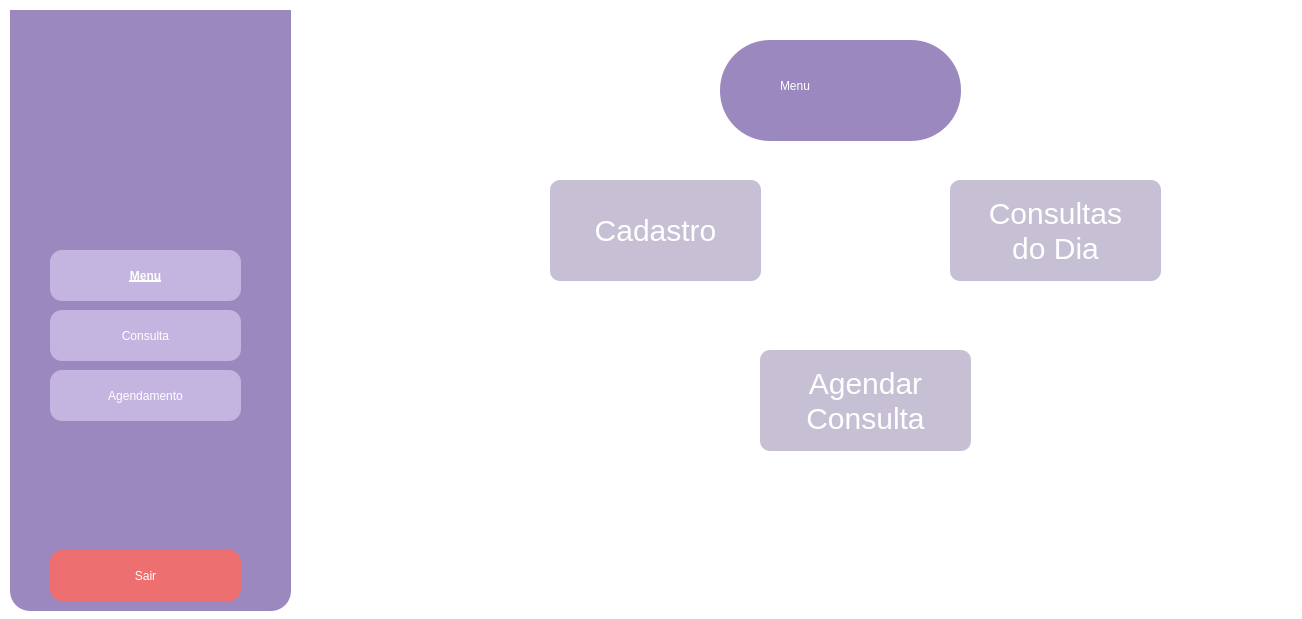
Old version of the form VeterinaryScheduleSystem/menu.ui in the repository brenoafsa/VeterinaryScheduleSystem.
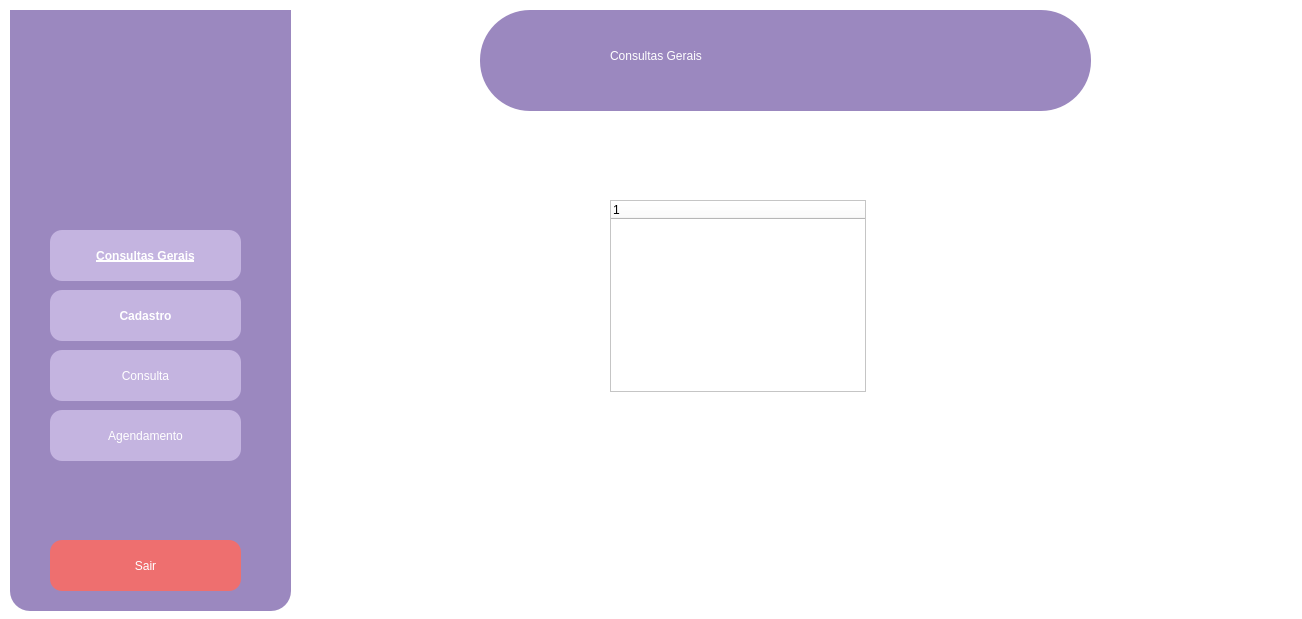
New version of the form. Icons and pictures are not drawn.

What changed in the file:
```diff
--- a/VeterinaryScheduleSystem/menu.ui
+++ b/VeterinaryScheduleSystem/menu.ui
@@ -26,62 +26,12 @@
     <string notr="true">background-color: #ffffff
 </string>
    </property>
-   <widget class="QPushButton" name="pushButton_6">
-    <property name="geometry">
-     <rect>
-      <x>550</x>
-      <y>180</y>
-      <width>211</width>
-      <height>101</height>
-     </rect>
-    </property>
-    <property name="styleSheet">
-     <string notr="true">background-color: #C7C0D5; border-radius: 10px; color: #FFFFFF; font-size: 30px;</string>
-    </property>
-    <property name="text">
-     <string>Cadastro</string>
-    </property>
-   </widget>
-   <widget class="QPushButton" name="pushButton_8">
-    <property name="geometry">
-     <rect>
-      <x>760</x>
-      <y>350</y>
-      <width>211</width>
-      <height>101</height>
-     </rect>
-    </property>
-    <property name="styleSheet">
-     <string notr="true">background-color: #C7C0D5; border-radius: 10px; color: #FFFFFF; font-size: 30px;</string>
-    </property>
-    <property name="text">
-     <string>Agendar 
-Consulta</string>
-    </property>
-   </widget>
-   <widget class="QPushButton" name="pushButton_9">
-    <property name="geometry">
-     <rect>
-      <x>950</x>
-      <y>180</y>
-      <width>211</width>
-      <height>101</height>
-     </rect>
-    </property>
-    <property name="styleSheet">
-     <string notr="true">background-color: #C7C0D5; border-radius: 10px; color: #FFFFFF; font-size: 30px;</string>
-    </property>
-    <property name="text">
-     <string>Consultas 
-do Dia</string>
-    </property>
-   </widget>
    <widget class="QWidget" name="widget_3" native="true">
     <property name="geometry">
      <rect>
-      <x>720</x>
-      <y>40</y>
-      <width>241</width>
+      <x>480</x>
+      <y>10</y>
+      <width>611</width>
       <height>101</height>
      </rect>
     </property>
@@ -91,9 +41,9 @@
     <widget class="QLabel" name="menu_2">
      <property name="geometry">
       <rect>
-       <x>60</x>
+       <x>130</x>
        <y>20</y>
-       <width>131</width>
+       <width>421</width>
        <height>51</height>
       </rect>
      </property>
@@ -101,7 +51,7 @@
       <string notr="true">font: 30pt &quot;Garamond&quot;; color: #ffffff</string>
      </property>
      <property name="text">
-      <string>Menu</string>
+      <string>Consultas Gerais</string>
      </property>
     </widget>
    </widget>
@@ -121,7 +71,7 @@
      <property name="geometry">
       <rect>
        <x>40</x>
-       <y>300</y>
+       <y>340</y>
        <width>191</width>
        <height>51</height>
       </rect>
@@ -141,7 +91,7 @@
      <property name="geometry">
       <rect>
        <x>40</x>
-       <y>360</y>
+       <y>400</y>
        <width>191</width>
        <height>51</height>
       </rect>
@@ -161,7 +111,7 @@
      <property name="geometry">
       <rect>
        <x>40</x>
-       <y>540</y>
+       <y>530</y>
        <width>191</width>
        <height>51</height>
       </rect>
@@ -181,7 +131,7 @@
      <property name="geometry">
       <rect>
        <x>40</x>
-       <y>240</y>
+       <y>220</y>
        <width>191</width>
        <height>51</height>
       </rect>
@@ -204,7 +154,7 @@
 </string>
      </property>
      <property name="text">
-      <string>Menu</string>
+      <string>Consultas Gerais</string>
      </property>
     </widget>
     <widget class="QLabel" name="label">
@@ -226,11 +176,55 @@
       <bool>true</bool>
      </property>
     </widget>
+    <widget class="QPushButton" name="pushButton_6">
+     <property name="geometry">
+      <rect>
+       <x>40</x>
+       <y>280</y>
+       <width>191</width>
+       <height>51</height>
+      </rect>
+     </property>
+     <property name="font">
+      <font>
+       <family>System</family>
+       <pointsize>9</pointsize>
+       <italic>false</italic>
+       <bold>true</bold>
+      </font>
+     </property>
+     <property name="styleSheet">
+      <string notr="true">background-color: #C4B4E0;
+font: 700 9pt &quot;System&quot;;
+border-radius: 12px;
+padding: 5px;
+color: rgb(255, 255, 255);</string>
+     </property>
+     <property name="text">
+      <string>Cadastro</string>
+     </property>
+    </widget>
     <zorder>agendamentoButton</zorder>
     <zorder>sairButton</zorder>
     <zorder>label</zorder>
     <zorder>consultaButton_2</zorder>
     <zorder>consultaButton</zorder>
+    <zorder>pushButton_6</zorder>
+   </widget>
+   <widget class="QTreeWidget" name="treeWidget">
+    <property name="geometry">
+     <rect>
+      <x>610</x>
+      <y>200</y>
+      <width>256</width>
+      <height>192</height>
+     </rect>
+    </property>
+    <column>
+     <property name="text">
+      <string notr="true">1</string>
+     </property>
+    </column>
    </widget>
   </widget>
  </widget>
```
